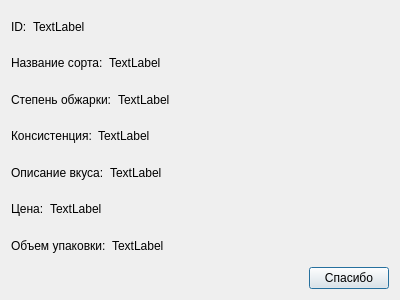
First picture: the form in coffee_card.ui, repository PatriotRossii/CoffeeInfo, before the edit.
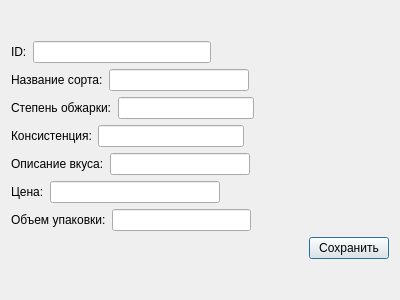
Second picture: the form after the edit.

The edit to the form file:
```diff
--- a/coffee_card.ui
+++ b/coffee_card.ui
@@ -26,11 +26,7 @@
         </widget>
        </item>
        <item>
-        <widget class="QLabel" name="id">
-         <property name="text">
-          <string>TextLabel</string>
-         </property>
-        </widget>
+        <widget class="QLineEdit" name="id"/>
        </item>
        <item>
         <spacer name="horizontalSpacer_2">
@@ -57,11 +53,7 @@
         </widget>
        </item>
        <item>
-        <widget class="QLabel" name="grade">
-         <property name="text">
-          <string>TextLabel</string>
-         </property>
-        </widget>
+        <widget class="QLineEdit" name="grade"/>
        </item>
        <item>
         <spacer name="horizontalSpacer_3">
@@ -88,11 +80,7 @@
         </widget>
        </item>
        <item>
-        <widget class="QLabel" name="roast">
-         <property name="text">
-          <string>TextLabel</string>
-         </property>
-        </widget>
+        <widget class="QLineEdit" name="roast"/>
        </item>
        <item>
         <spacer name="horizontalSpacer_4">
@@ -119,11 +107,7 @@
         </widget>
        </item>
        <item>
-        <widget class="QLabel" name="consistence">
-         <property name="text">
-          <string>TextLabel</string>
-         </property>
-        </widget>
+        <widget class="QLineEdit" name="consistence"/>
        </item>
        <item>
         <spacer name="horizontalSpacer_5">
@@ -150,11 +134,7 @@
         </widget>
        </item>
        <item>
-        <widget class="QLabel" name="taste">
-         <property name="text">
-          <string>TextLabel</string>
-         </property>
-        </widget>
+        <widget class="QLineEdit" name="taste"/>
        </item>
        <item>
         <spacer name="horizontalSpacer_6">
@@ -181,11 +161,7 @@
         </widget>
        </item>
        <item>
-        <widget class="QLabel" name="cost">
-         <property name="text">
-          <string>TextLabel</string>
-         </property>
-        </widget>
+        <widget class="QLineEdit" name="cost"/>
        </item>
        <item>
         <spacer name="horizontalSpacer_7">
@@ -212,11 +188,7 @@
         </widget>
        </item>
        <item>
-        <widget class="QLabel" name="volume">
-         <property name="text">
-          <string>TextLabel</string>
-         </property>
-        </widget>
+        <widget class="QLineEdit" name="volume"/>
        </item>
        <item>
         <spacer name="horizontalSpacer_8">
@@ -251,7 +223,7 @@
        <item>
         <widget class="QPushButton" name="pushButton">
          <property name="text">
-          <string>Спасибо</string>
+          <string>Сохранить</string>
          </property>
         </widget>
        </item>
```
